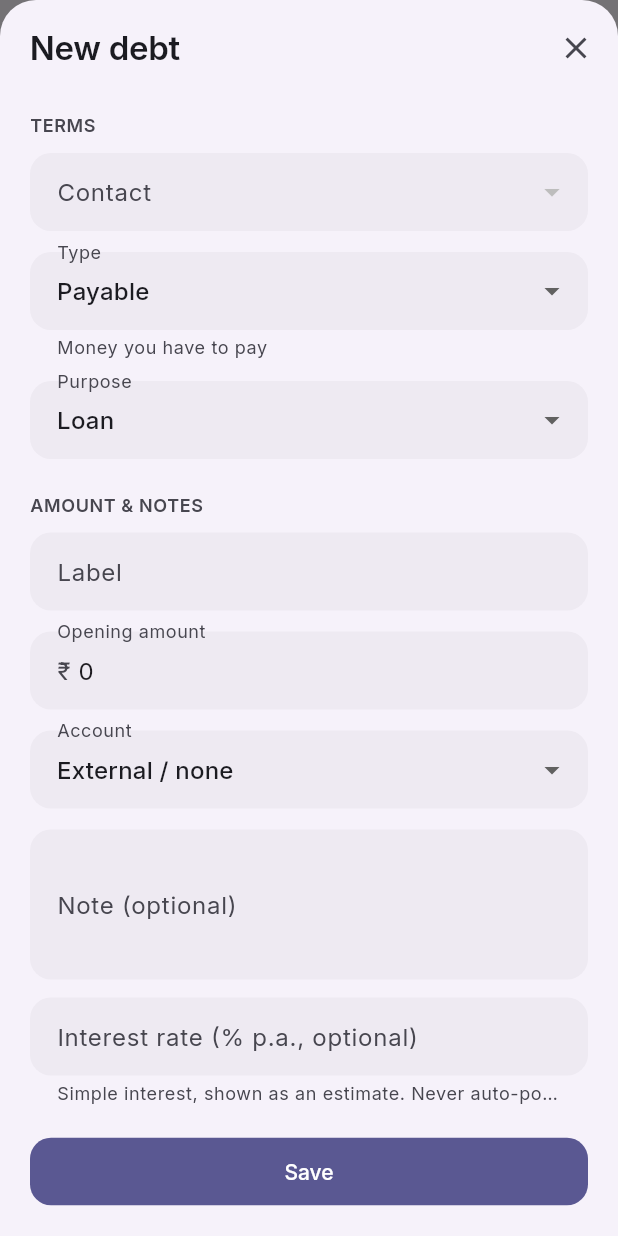
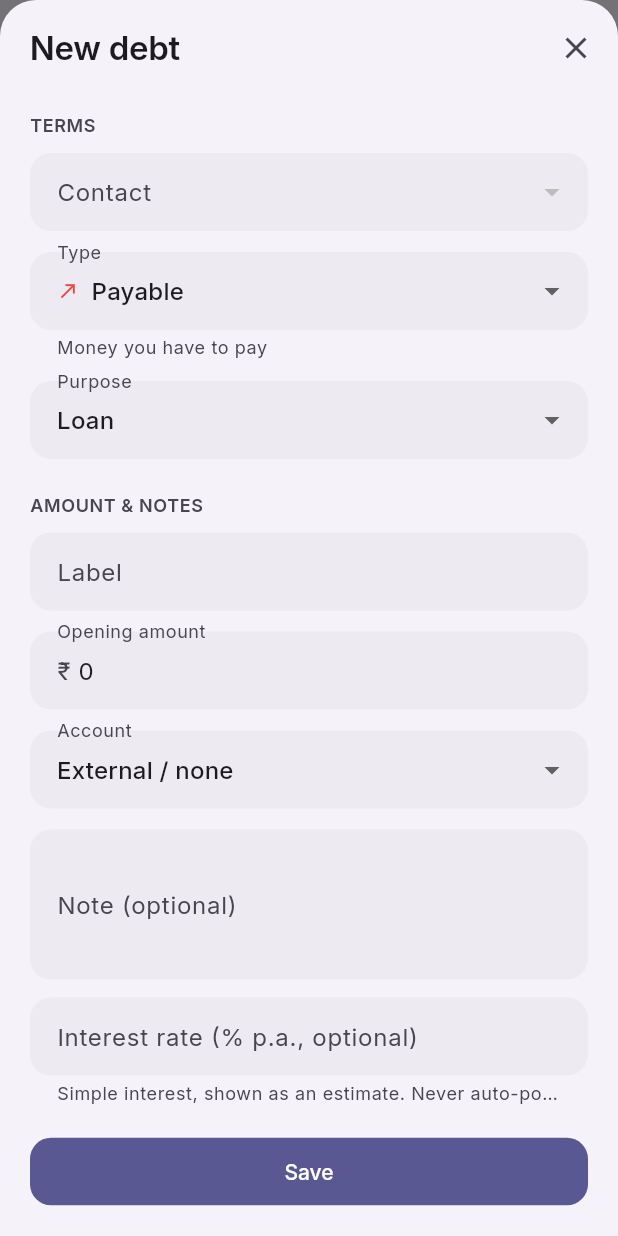
Before and after one commit to TheCoderAS/nizkhata, a Flutter app: the DebtsScreen screen opened by its route, after a tap on the "add" icon, on a phone screen of 412 x 824 dp. Run offline on Flutter 3.47's test engine with Material 3 defaults, Android fonts, the phone set to English and light mode, and no system bars; our stand-ins replace cloud_firestore, csv, file_picker, firebase_auth, firebase_core, fl_chart and 10 more; missing offline and left inert: home_widget, pointycastle, quick_actions, syncfusion_flutter_pdf; accounts and stored records are empty.

Commit message:
The amount says which way it runs, so nothing has to spell it out
Every list row already coloured the figure by direction and then printed
"Receivable" or "Payable" beside it, saying the same thing twice. The
word was doing no work the colour was not.

A shared SignedAmount now carries it. Money coming in reads plainly and
green; money going out is parenthesised and red, which is how a ledger
has written a negative for about five hundred years. That replaces the
badge on the debts list, the contact page and the shared ledger.

The arrow beside it is not decoration. Colour alone fails a colour-blind
reader and dies in a greyscale screenshot, so the direction survives
without it. And for anyone who can see neither, the words are still
there: the semantics label reads "Receivable ₹1,500.00", which is where
text belongs once a symbol has done the job on screen. The figure itself
is excluded from semantics so a screen reader does not announce it twice.

An account balance follows the same notation. A drawn credit card is
"(₹1,000.00)" rather than "₹1,000.00 outstanding", identical to an
overdrawn bank account, and accountBalanceLabel collapses to formatMoney
because there is nothing left for it to special-case.

Where a symbol genuinely cannot carry it, the words stay: the KPI cards
that name what they total, the filter menu, and the debt form's Type
field, which is where the choice is actually made. Those two options now
carry the same arrows the lists use, as does the debt picker inside a
transaction line, so a debt marked payable here is recognisable
everywhere it turns up later.

Co-Authored-By: Claude Opus 5 <noreply@anthropic.com>
Claude-Session: https://claude.ai/code/session_016jkAcgzuuxTfBiAgMLWgC4

```diff
--- a/mobile/lib/screens/debt_form.dart
+++ b/mobile/lib/screens/debt_form.dart
@@ -2,6 +2,7 @@ import 'package:cloud_firestore/cloud_firestore.dart' show Timestamp;
 import 'package:flutter/material.dart';
 import 'package:provider/provider.dart';
 
+import '../core/theme.dart';
 import '../data/derive.dart';
 import '../data/models.dart';
 import '../data/mutations.dart';
@@ -185,9 +186,18 @@ class _DebtFormState extends State<_DebtForm> {
                   // run is worth saying once, on the screen that sets it.
                   helperText: _direction == 'owed' ? 'Money due to you' : 'Money you have to pay',
                 ),
-                items: const [
-                  DropdownMenuItem(value: 'owe', child: Text('Payable')),
-                  DropdownMenuItem(value: 'owed', child: Text('Receivable')),
+                // The same arrows the lists use, so the choice made here is
+                // recognisable wherever the debt turns up later.
+                items: [
+                  const DropdownMenuItem(
+                    value: 'owe',
+                    child: DirectionOption(icon: Icons.north_east, color: AppColors.danger, label: 'Payable'),
+                  ),
+                  const DropdownMenuItem(
+                    value: 'owed',
+                    child: DirectionOption(
+                        icon: Icons.south_west, color: AppColors.accent2, label: 'Receivable'),
+                  ),
                 ],
                 onChanged: _isEdit ? null : (v) => setState(() => _direction = v ?? 'owe'),
               ),
--- a/mobile/lib/screens/debts_screen.dart
+++ b/mobile/lib/screens/debts_screen.dart
@@ -2,7 +2,6 @@ import 'package:flutter/material.dart';
 import 'package:go_router/go_router.dart';
 import 'package:provider/provider.dart';
 
-import '../core/format.dart';
 import '../core/theme.dart';
 import '../data/derive.dart';
 import '../data/models.dart';
@@ -338,11 +337,10 @@ class _DebtsScreenState extends State<DebtsScreen> {
                         label: 'Outstanding',
                         role: CardRole.amount,
                         sortValue: (d) => data.outstandingOf(d.id),
-                        widget: (d) => Text(
-                          formatMoney(data.outstandingOf(d.id), currency),
-                          style: TextStyle(
-                            color: d.direction == 'owed' ? AppColors.accent2 : AppColors.danger,
-                          ),
+                        widget: (d) => SignedAmount(
+                          amount: data.outstandingOf(d.id),
+                          inbound: d.direction == 'owed',
+                          currency: currency,
                         ),
                       ),
                     ],
--- a/mobile/lib/widgets/common.dart
+++ b/mobile/lib/widgets/common.dart
@@ -79,8 +79,7 @@ class StatCard extends StatelessWidget {
                     Container(
                       width: 32,
                       height: 32,
-                      decoration:
-                          BoxDecoration(color: iconBg, borderRadius: BorderRadius.circular(9)),
+                      decoration: BoxDecoration(color: iconBg, borderRadius: BorderRadius.circular(9)),
                       child: Icon(icon, size: 16, color: iconFg),
                     ),
                 ],
@@ -145,8 +144,7 @@ class SectionCard extends StatelessWidget {
   final Widget child;
   final Widget? trailing;
   final IconData? icon;
-  const SectionCard(
-      {super.key, required this.title, required this.child, this.trailing, this.icon});
+  const SectionCard({super.key, required this.title, required this.child, this.trailing, this.icon});
 
   @override
   Widget build(BuildContext context) {
@@ -199,8 +197,7 @@ class EmptyView extends StatelessWidget {
   final String? hint;
   final Widget? action;
   final IconData icon;
-  const EmptyView(
-      {super.key, required this.title, this.hint, this.action, this.icon = Icons.inbox_outlined});
+  const EmptyView({super.key, required this.title, this.hint, this.action, this.icon = Icons.inbox_outlined});
   @override
   Widget build(BuildContext context) {
     final cs = Theme.of(context).colorScheme;
@@ -231,8 +228,7 @@ class EmptyView extends StatelessWidget {
             Text(title, style: const TextStyle(fontSize: 16, fontWeight: FontWeight.w700)),
             if (hint != null) ...[
               const SizedBox(height: 6),
-              Text(hint!,
-                  textAlign: TextAlign.center, style: TextStyle(color: cs.onSurfaceVariant)),
+              Text(hint!, textAlign: TextAlign.center, style: TextStyle(color: cs.onSurfaceVariant)),
             ],
             if (action != null) ...[const SizedBox(height: 20), action!],
           ],
@@ -533,3 +529,81 @@ class EntranceFade extends StatelessWidget {
     );
   }
 }
+
+/// An amount that carries its own direction, so nothing has to say it in words.
+///
+/// Money coming in reads plainly and green; money going out is parenthesised
+/// and red, which is how a ledger has always written a negative. The arrow is
+/// not decoration: colour alone fails a colour-blind reader and dies in a
+/// greyscale screenshot, so the direction survives without it.
+///
+/// The words are still there for anyone who cannot see either — they live in
+/// the semantics label, which is where text belongs once a symbol has done the
+/// job on screen.
+class SignedAmount extends StatelessWidget {
+  /// Always the magnitude. [inbound] decides how it reads.
+  final double amount;
+
+  /// True for a receivable: money owed TO you.
+  final bool inbound;
+  final String currency;
+  final double fontSize;
+  final FontWeight fontWeight;
+
+  const SignedAmount({
+    super.key,
+    required this.amount,
+    required this.inbound,
+    required this.currency,
+    this.fontSize = 14,
+    this.fontWeight = FontWeight.w600,
+  });
+
+  @override
+  Widget build(BuildContext context) {
+    final tone = inbound ? AppColors.accent2 : AppColors.danger;
+    // formatMoney parenthesises a negative, which is the whole convention.
+    final text = formatMoney(inbound ? amount.abs() : -amount.abs(), currency);
+    return Semantics(
+      label: '${inbound ? 'Receivable' : 'Payable'} ${formatMoney(amount.abs(), currency)}',
+      child: ExcludeSemantics(
+        child: Row(
+          mainAxisSize: MainAxisSize.min,
+          children: [
+            Icon(inbound ? Icons.south_west : Icons.north_east, size: fontSize, color: tone),
+            const SizedBox(width: 4),
+            Text(
+              text,
+              style: TextStyle(fontSize: fontSize, fontWeight: fontWeight, color: tone),
+            ),
+          ],
+        ),
+      ),
+    );
+  }
+}
+
+/// A choice in a picker, marked with the same arrow the lists use so the two
+/// read as one system: pick "Payable" here and the amount shows up red with an
+/// outbound arrow everywhere afterwards.
+class DirectionOption extends StatelessWidget {
+  final IconData icon;
+  final Color color;
+  final String label;
+  const DirectionOption({
+    super.key,
+    required this.icon,
+    required this.color,
+    required this.label,
+  });
+
+  @override
+  Widget build(BuildContext context) => Row(
+        mainAxisSize: MainAxisSize.min,
+        children: [
+          Icon(icon, size: 15, color: color),
+          const SizedBox(width: 8),
+          Flexible(child: Text(label, overflow: TextOverflow.ellipsis)),
+        ],
+      );
+}
```
Also changed, not shown: mobile/lib/core/format.dart (+11 -9 lines), mobile/lib/screens/contact_detail_screen.dart (+8 -12 lines), mobile/lib/screens/shared_screen.dart (+11 -11 lines), mobile/lib/widgets/txn_lines_editor.dart (+14 -5 lines), 2 other files.
